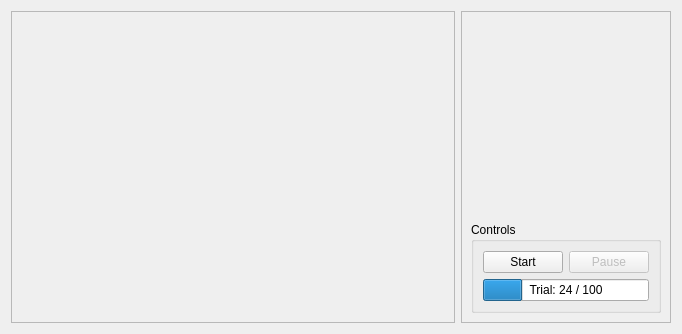
Old version of the form pygesture/ui/train_widget_template.ui in the repository ixjlyons/pygesture.
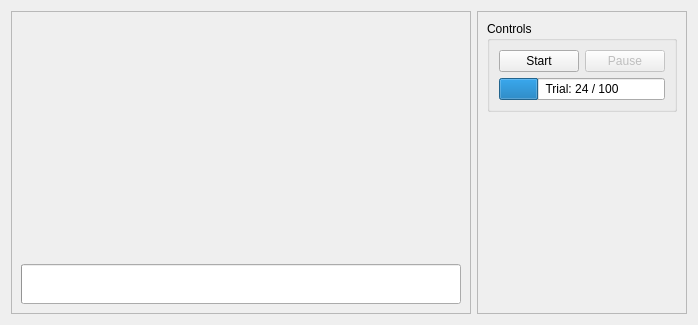
New version of the form. Icons and pictures are not drawn. Custom widgets are drawn as their Qt base class.

Diff of the .ui file:
```diff
--- a/pygesture/ui/train_widget_template.ui
+++ b/pygesture/ui/train_widget_template.ui
@@ -6,8 +6,8 @@
    <rect>
     <x>0</x>
     <y>0</y>
-    <width>682</width>
-    <height>334</height>
+    <width>698</width>
+    <height>325</height>
    </rect>
   </property>
   <property name="windowTitle">
@@ -29,26 +29,29 @@
       <enum>QFrame::Raised</enum>
      </property>
      <layout class="QGridLayout" name="gridLayout">
-      <item row="0" column="0">
-       <widget class="GestureView" name="gestureView">
-        <property name="sizePolicy">
-         <sizepolicy hsizetype="Expanding" vsizetype="Preferred">
-          <horstretch>0</horstretch>
-          <verstretch>0</verstretch>
-         </sizepolicy>
+      <item row="1" column="0">
+       <widget class="PromptWidget" name="promptWidget">
+        <property name="minimumSize">
+         <size>
+          <width>0</width>
+          <height>40</height>
+         </size>
         </property>
-        <property name="text">
-         <string/>
+        <property name="value">
+         <number>0</number>
         </property>
-        <property name="alignment">
-         <set>Qt::AlignCenter</set>
+        <property name="textVisible">
+         <bool>false</bool>
+        </property>
+        <property name="orientation">
+         <enum>Qt::Horizontal</enum>
         </property>
        </widget>
       </item>
-      <item row="1" column="0">
-       <widget class="PromptWidget" name="promptWidget" native="true">
+      <item row="0" column="0">
+       <widget class="GestureView" name="gestureView" native="true">
         <property name="sizePolicy">
-         <sizepolicy hsizetype="Expanding" vsizetype="Preferred">
+         <sizepolicy hsizetype="Preferred" vsizetype="Preferred">
           <horstretch>0</horstretch>
           <verstretch>0</verstretch>
          </sizepolicy>
@@ -89,6 +92,22 @@
      </property>
      <layout class="QGridLayout" name="gridLayout_3">
       <item row="1" column="0">
+       <spacer name="verticalSpacer">
+        <property name="orientation">
+         <enum>Qt::Vertical</enum>
+        </property>
+        <property name="sizeType">
+         <enum>QSizePolicy::Expanding</enum>
+        </property>
+        <property name="sizeHint" stdset="0">
+         <size>
+          <width>17</width>
+          <height>85</height>
+         </size>
+        </property>
+       </spacer>
+      </item>
+      <item row="0" column="0">
        <widget class="QGroupBox" name="statusBox">
         <property name="sizePolicy">
          <sizepolicy hsizetype="Expanding" vsizetype="Preferred">
@@ -114,6 +133,12 @@
           <layout class="QHBoxLayout" name="horizontalLayout">
            <item>
             <widget class="QPushButton" name="startButton">
+             <property name="sizePolicy">
+              <sizepolicy hsizetype="Preferred" vsizetype="Fixed">
+               <horstretch>0</horstretch>
+               <verstretch>0</verstretch>
+              </sizepolicy>
+             </property>
              <property name="text">
               <string>Start</string>
              </property>
@@ -129,6 +154,12 @@
              <property name="enabled">
               <bool>false</bool>
              </property>
+             <property name="sizePolicy">
+              <sizepolicy hsizetype="Preferred" vsizetype="Fixed">
+               <horstretch>0</horstretch>
+               <verstretch>0</verstretch>
+              </sizepolicy>
+             </property>
              <property name="text">
               <string>Pause</string>
              </property>
@@ -144,22 +175,6 @@
         </layout>
        </widget>
       </item>
-      <item row="0" column="0">
-       <spacer name="verticalSpacer">
-        <property name="orientation">
-         <enum>Qt::Vertical</enum>
-        </property>
-        <property name="sizeType">
-         <enum>QSizePolicy::Expanding</enum>
-        </property>
-        <property name="sizeHint" stdset="0">
-         <size>
-          <width>17</width>
-          <height>85</height>
-         </size>
-        </property>
-       </spacer>
-      </item>
      </layout>
     </widget>
    </item>
@@ -167,12 +182,12 @@
  </widget>
  <customwidgets>
   <customwidget>
-   <class>GestureView</class>
-   <extends>QLabel</extends>
+   <class>PromptWidget</class>
+   <extends>QProgressBar</extends>
    <header>pygesture.ui.widgets</header>
   </customwidget>
   <customwidget>
-   <class>PromptWidget</class>
+   <class>GestureView</class>
    <extends>QWidget</extends>
    <header>pygesture.ui.widgets</header>
    <container>1</container>
```
